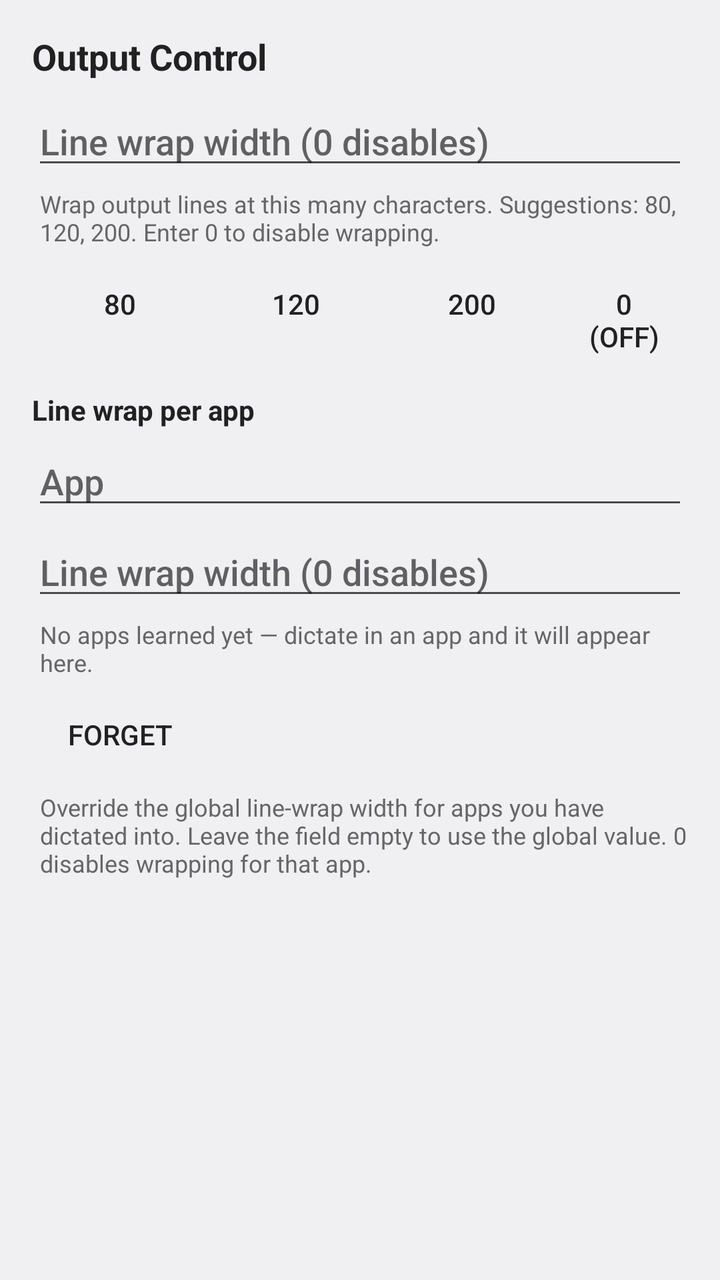
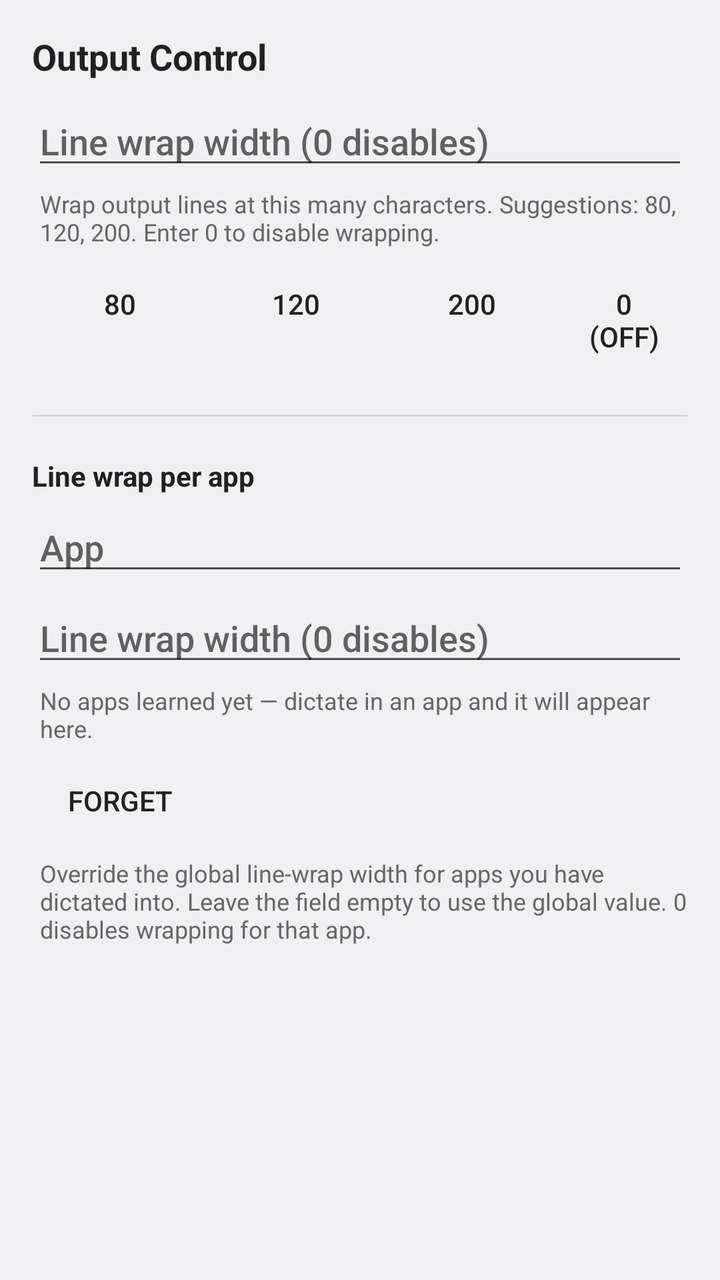

The first picture is an Android layout as it rendered before a commit; the second is the same layout after the commit. The layout source and the unified diff follow.
<!-- AndroidManifest.xml: activity theme Theme.PolishedRecognition.Plain -->
<!-- res/layout/activity_output_control.xml -->
<?xml version="1.0" encoding="utf-8"?>
<ScrollView xmlns:android="http://schemas.android.com/apk/res/android"
    android:layout_width="match_parent"
    android:layout_height="match_parent"
    android:fillViewport="true">

    <LinearLayout
        android:layout_width="match_parent"
        android:layout_height="wrap_content"
        android:orientation="vertical"
        android:padding="16dp">

        <TextView
            android:layout_width="match_parent"
            android:layout_height="wrap_content"
            android:text="@string/settings_category_output"
            android:textSize="18sp"
            android:textStyle="bold"
            android:textColor="?android:attr/textColorPrimary"
            android:layout_marginBottom="8dp" />

        <EditText
            android:id="@+id/wrap_width"
            android:layout_width="match_parent"
            android:layout_height="wrap_content"
            android:hint="@string/wrap_width"
            android:inputType="number"
            android:importantForAutofill="no"
            android:imeOptions="actionDone"
            android:layout_marginBottom="4dp" />

        <TextView
            android:layout_width="match_parent"
            android:layout_height="wrap_content"
            android:text="@string/wrap_width_hint"
            android:textSize="12sp"
            android:textColor="?android:attr/textColorTertiary"
            android:layout_marginStart="4dp"
            android:layout_marginBottom="4dp" />

        <LinearLayout
            android:layout_width="match_parent"
            android:layout_height="wrap_content"
            android:orientation="horizontal"
            android:layout_marginBottom="8dp">

            <Button
                android:id="@+id/wrap_80"
                android:layout_width="wrap_content"
                android:layout_height="wrap_content"
                android:text="@string/wrap_width_preset_80"
                style="@android:style/Widget.DeviceDefault.Button.Borderless" />

            <Button
                android:id="@+id/wrap_120"
                android:layout_width="wrap_content"
                android:layout_height="wrap_content"
                android:text="@string/wrap_width_preset_120"
                style="@android:style/Widget.DeviceDefault.Button.Borderless" />

            <Button
                android:id="@+id/wrap_200"
                android:layout_width="wrap_content"
                android:layout_height="wrap_content"
                android:text="@string/wrap_width_preset_200"
                style="@android:style/Widget.DeviceDefault.Button.Borderless" />

            <Button
                android:id="@+id/wrap_off"
                android:layout_width="wrap_content"
                android:layout_height="wrap_content"
                android:text="@string/wrap_width_preset_off"
                style="@android:style/Widget.DeviceDefault.Button.Borderless" />
        </LinearLayout>

        <TextView
            android:layout_width="match_parent"
            android:layout_height="wrap_content"
            android:text="@string/app_wrap_section"
            android:textSize="14sp"
            android:textStyle="bold"
            android:textColor="?android:attr/textColorPrimary"
            android:layout_marginTop="4dp"
            android:layout_marginBottom="4dp" />

        <AutoCompleteTextView
            android:id="@+id/app_wrap_app"
            android:layout_width="match_parent"
            android:layout_height="wrap_content"
            android:hint="@string/app_wrap_pick"
            android:inputType="none"
            android:focusable="false"
            android:cursorVisible="false"
            android:clickable="true"
            android:layout_marginBottom="4dp" />

        <EditText
            android:id="@+id/app_wrap_width"
            android:layout_width="match_parent"
            android:layout_height="wrap_content"
            android:hint="@string/wrap_width"
            android:inputType="number"
            android:imeOptions="actionDone"
            android:importantForAutofill="no"
            android:layout_marginBottom="4dp" />

        <TextView
            android:id="@+id/app_wrap_empty_hint"
            android:layout_width="match_parent"
            android:layout_height="wrap_content"
            android:text="@string/app_wrap_empty"
            android:textSize="12sp"
            android:textColor="?android:attr/textColorTertiary"
            android:layout_marginStart="4dp"
            android:layout_marginBottom="4dp" />

        <LinearLayout
            android:layout_width="match_parent"
            android:layout_height="wrap_content"
            android:orientation="horizontal"
            android:layout_marginBottom="4dp">

            <Button
                android:id="@+id/app_wrap_forget"
                android:layout_width="wrap_content"
                android:layout_height="wrap_content"
                android:text="@string/app_wrap_forget"
                style="@android:style/Widget.DeviceDefault.Button.Borderless" />
        </LinearLayout>

        <TextView
            android:layout_width="match_parent"
            android:layout_height="wrap_content"
            android:text="@string/app_wrap_hint"
            android:textSize="12sp"
            android:textColor="?android:attr/textColorTertiary"
            android:layout_marginStart="4dp"
            android:layout_marginBottom="12dp" />

    </LinearLayout>
</ScrollView>
<!-- resources referenced by this layout -->
<resources>
  <string name="app_wrap_empty">No apps learned yet — dictate in an app and it will appear here.</string>
  <string name="app_wrap_forget">Forget</string>
  <string name="app_wrap_hint">Override the global line-wrap width for apps you have dictated into. Leave the field empty to use the global value. 0 disables wrapping for that app.</string>
  <string name="app_wrap_pick">App</string>
  <string name="app_wrap_section">Line wrap per app</string>
  <string name="settings_category_output">Output Control</string>
  <string name="wrap_width">Line wrap width (0 disables)</string>
  <string name="wrap_width_hint">Wrap output lines at this many characters. Suggestions: 80, 120, 200. Enter 0 to disable wrapping.</string>
  <string name="wrap_width_preset_120" translatable="false">120</string>
  <string name="wrap_width_preset_200" translatable="false">200</string>
  <string name="wrap_width_preset_80" translatable="false">80</string>
  <string name="wrap_width_preset_off">0 (off)</string>
  <style name="Theme.PolishedRecognition.Plain" parent="@android:style/Theme.DeviceDefault.DayNight">
          <item name="android:windowNoTitle">true</item>
          <item name="android:windowActionBar">false</item>
          
          <item name="android:textColorPrimary">@color/text_primary</item>
          <item name="android:textColorSecondary">@color/text_secondary</item>
          <item name="android:textColorTertiary">@color/text_tertiary</item>
      </style>
</resources>

<!-- the commit's change to res/layout/activity_output_control.xml (unified diff, before → after) -->
@@ -73,6 +73,8 @@
                 style="@android:style/Widget.DeviceDefault.Button.Borderless" />
         </LinearLayout>
 
+        <View style="@style/SettingsDivider" />
+
         <TextView
             android:layout_width="match_parent"
             android:layout_height="wrap_content"
<!-- resource entries referenced after the edit -->
@@ -12,6 +12,13 @@
   <string name="wrap_width_preset_200" translatable="false">200</string>
   <string name="wrap_width_preset_80" translatable="false">80</string>
   <string name="wrap_width_preset_off">0 (off)</string>
+  <style name="SettingsDivider">
+          <item name="android:layout_width">match_parent</item>
+          <item name="android:layout_height">1dp</item>
+          <item name="android:background">?android:attr/listDivider</item>
+          <item name="android:layout_marginTop">16dp</item>
+          <item name="android:layout_marginBottom">16dp</item>
+      </style>
   <style name="Theme.PolishedRecognition.Plain" parent="@android:style/Theme.DeviceDefault.DayNight">
           <item name="android:windowNoTitle">true</item>
           <item name="android:windowActionBar">false</item>
